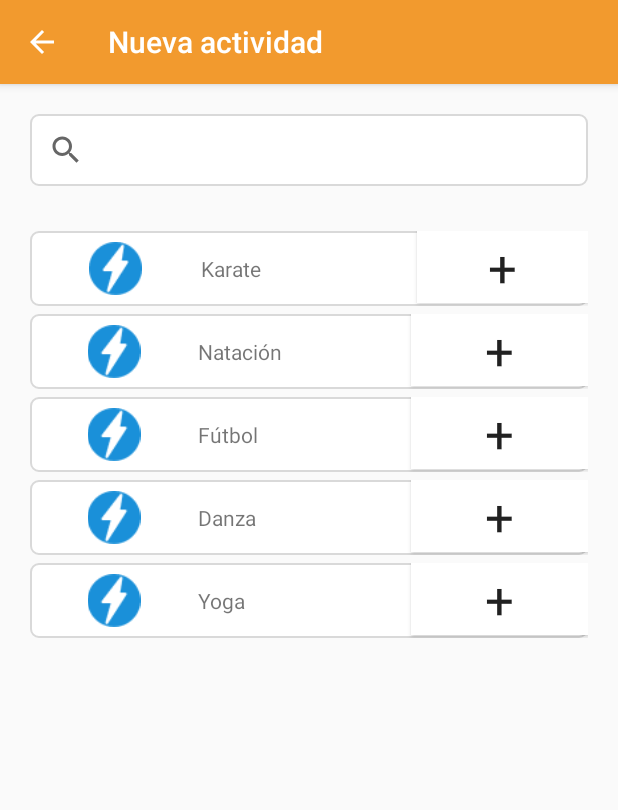
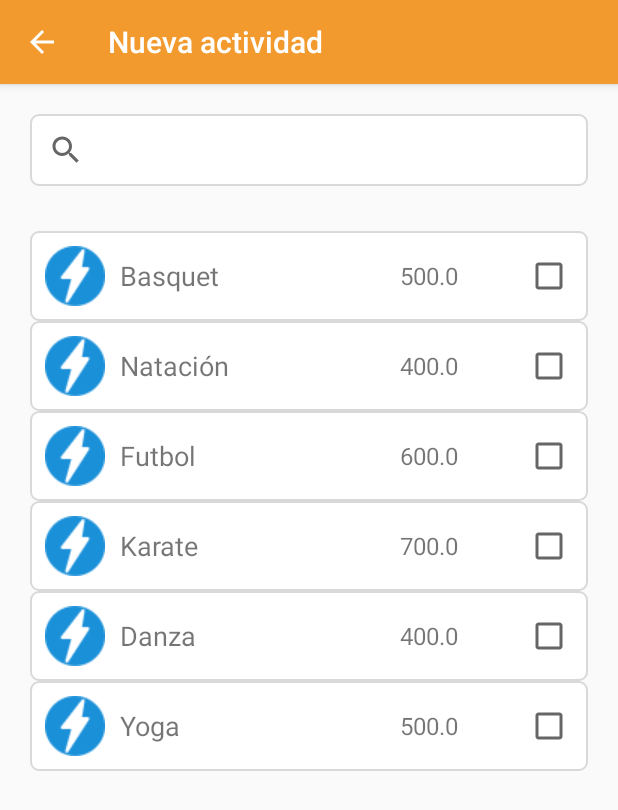
Before and after one commit to EvanaSabatella1989/Club-Deportivo, an Android app: the ElegirActividadNoSocioActivity screen opened directly, with no data from a screen before it, on a phone screen of 412 x 824 dp. Shown: the top 810 px of the screen. Run offline under Robolectric (Android 15) with nearby library versions, the phone set to English and light mode, and no system bars; Roboto replaces fonts that are not available here.

Commit message:
baseDatos tabla actividad

```diff
--- a/Club/app/src/main/java/com/example/club/DatabaseHelper.kt
+++ b/Club/app/src/main/java/com/example/club/DatabaseHelper.kt
@@ -3,11 +3,12 @@ import android.content.ContentValues
 import android.content.Context
 import android.database.sqlite.SQLiteDatabase
 import android.database.sqlite.SQLiteOpenHelper
+import com.example.club.models.Actividad
 
 class DatabaseHelper(context: Context): SQLiteOpenHelper(context, DATABASE_NAME, null, DATABASE_VERSION)  {
     companion object {
         private const val DATABASE_NAME = "ClubDatabase.db"
-        private const val DATABASE_VERSION = 2
+        private const val DATABASE_VERSION = 1
         private const val TABLE_USERS = "User"
         private const val COLUMN_ID = "id"
         private const val COLUMN_USERNAME = "username"
@@ -30,17 +31,38 @@ class DatabaseHelper(context: Context): SQLiteOpenHelper(context, DATABASE_NAME,
         db.execSQL(CREATE_CUOTA_TABLE)
         db.execSQL(CREATE_ACTIVIDAD_TABLE)
         db.execSQL(CREATE_NOSOCIOACTIVIDAD_TABLE)
+        //carga del usuario:
         val adminValues = ContentValues().apply {
             put(COLUMN_USERNAME, "clubdeportivo")
             put(COLUMN_PASSWORD, "admin12345")
         }
-        val activityValues = ContentValues().apply {
-            put("nombre","Voley")
-            put("costo", 50.00)
+        db.insert(TABLE_USERS, null, adminValues)
+
+        //carga de las actividades:
+        val actividades = listOf(
+            Pair("Basquet", 500.00),
+            Pair("Natación", 400.00),
+            Pair("Futbol", 600.00),
+            Pair("Karate", 700.00),
+            Pair("Danza", 400.00),
+            Pair("Yoga", 500.00)
+        )
+        db.beginTransaction()
+        try {
+            for (actividad in actividades) {
+                val activityValues = ContentValues().apply {
+                    put("nombre", actividad.first)
+                    put("costo", actividad.second)
+                }
+                db.insert("actividad", null, activityValues)
+            }
+            db.setTransactionSuccessful()  // Marca la transacción como exitosa
+        } catch (e: Exception) {
+            // Manejo de errores
+            e.printStackTrace()
+        } finally {
+            db.endTransaction()  // Finaliza la transacción
         }
-        //db.execSQL("INSERT INTO actividad (idActividad, nombre, costo) VALUES (1, 'Yoga', 50.00);")
-        db.insert(TABLE_USERS, null, adminValues)
-        db.insert("actividad", null, activityValues)
 
     }
 
@@ -66,6 +88,27 @@ class DatabaseHelper(context: Context): SQLiteOpenHelper(context, DATABASE_NAME,
         return isValid
     }
 
+    fun traerDatosActividades():MutableList<Actividad> {
+        var listaActividades : MutableList<Actividad> = ArrayList()
+        readableDatabase.use { db ->
+            val sql = "SELECT * FROM actividad"
+            db.rawQuery(sql, null).use { cursor ->
+                if (cursor.moveToFirst()) {
+                    do {
+                        val idActividad = cursor.getInt(cursor.getColumnIndexOrThrow("idActividad"))
+                        val nombre = cursor.getString(cursor.getColumnIndexOrThrow("nombre"))
+                        val costo = cursor.getDouble(cursor.getColumnIndexOrThrow("costo"))
+
+                        val act = Actividad(idActividad, nombre, costo)
+                        listaActividades.add(act)
+                    } while (cursor.moveToNext())
+                }
+            }
+        }
+
+        return listaActividades
+    }
+
 
 
 }
--- a/Club/app/src/main/java/com/example/club/ElegirActividadNoSocioActivity.kt
+++ b/Club/app/src/main/java/com/example/club/ElegirActividadNoSocioActivity.kt
@@ -6,12 +6,30 @@ import androidx.appcompat.app.AppCompatActivity
 import androidx.appcompat.widget.SearchView
 import androidx.core.view.ViewCompat
 import androidx.core.view.WindowInsetsCompat
+import androidx.recyclerview.widget.LinearLayoutManager
+import androidx.recyclerview.widget.RecyclerView
+import com.example.club.DatabaseHelper
+import com.example.club.models.Actividad
+import com.example.club.models.ActividadAdapter
 
 class ElegirActividadNoSocioActivity : AppCompatActivity() {
     override fun onCreate(savedInstanceState: Bundle?) {
         super.onCreate(savedInstanceState)
         setContentView(R.layout.activity_elegir_actividad_no_socio)
 
+        // Obtén el RecyclerView del layout
+        val recyclerViewActividades: RecyclerView = findViewById(R.id.recyclerViewActividades)
+
+        // Configura el LayoutManager para el RecyclerView
+        recyclerViewActividades.layoutManager = LinearLayoutManager(this)
+
+        // Obtén los datos de la base de datos
+        val dbHelper = DatabaseHelper(this)
+        val listaActividades: MutableList<Actividad> = dbHelper.traerDatosActividades()
+
+        // Configura el adaptador con la lista de actividades
+        val adapter = ActividadAdapter(listaActividades)
+        recyclerViewActividades.adapter = adapter
     }
 
 }
--- /dev/null
+++ b/Club/app/src/main/java/com/example/club/models/Actividad.kt
@@ -0,0 +1,9 @@
+package com.example.club.models
+
+data class Actividad (
+    val idActividad: Int,
+    val nombre: String,
+    val costo: Double
+
+
+)
--- /dev/null
+++ b/Club/app/src/main/java/com/example/club/models/ActividadAdapter.kt
@@ -0,0 +1,49 @@
+package com.example.club.models
+import android.view.LayoutInflater
+import android.view.View
+import android.view.ViewGroup
+import android.widget.CheckBox
+import android.widget.ImageView
+import android.widget.TextView
+import androidx.recyclerview.widget.RecyclerView
+import com.example.club.R
+import com.example.club.models.Actividad
+
+class ActividadAdapter(private val actividades: MutableList<Actividad>) :
+    RecyclerView.Adapter<ActividadAdapter.ActividadViewHolder>() {
+
+    // ViewHolder para los elementos de la lista
+    class ActividadViewHolder(view: View) : RecyclerView.ViewHolder(view) {
+        val imageViewActividad: ImageView = view.findViewById(R.id.imageViewActividad)
+        val textViewNombreActividad: TextView = view.findViewById(R.id.textViewNombreActividad)
+        val textViewCostoActividad: TextView = view.findViewById(R.id.textViewCostoActividad)
+        val checkBoxSeleccionar: CheckBox = view.findViewById(R.id.checkBoxSeleccionar)
+    }
+
+    // Infla el layout para cada elemento
+    override fun onCreateViewHolder(parent: ViewGroup, viewType: Int): ActividadViewHolder {
+        val view = LayoutInflater.from(parent.context)
+            .inflate(R.layout.item_actividad, parent, false)
+        return ActividadViewHolder(view)
+    }
+
+    // Vincula los datos a los elementos de la vista
+    override fun onBindViewHolder(holder: ActividadViewHolder, position: Int) {
+        val actividad = actividades[position]
+        holder.textViewNombreActividad.text = actividad.nombre
+        holder.textViewCostoActividad.text = actividad.costo.toString()
+        // Aquí podrías manejar la imagen de la actividad si tienes distintas
+        holder.imageViewActividad.setImageResource(R.mipmap.icon_actividad)
+
+        // Maneja la selección del CheckBox (esto depende de tu lógica)
+        holder.checkBoxSeleccionar.setOnCheckedChangeListener { _, isChecked ->
+            // Aquí puedes manejar la selección del checkbox
+            // Por ejemplo, puedes agregar la actividad a una lista de seleccionadas
+        }
+    }
+
+    // Retorna el tamaño de la lista de actividades
+    override fun getItemCount(): Int {
+        return actividades.size
+    }
+}
--- a/Club/app/src/main/res/layout/activity_elegir_actividad_no_socio.xml
+++ b/Club/app/src/main/res/layout/activity_elegir_actividad_no_socio.xml
@@ -7,7 +7,7 @@
     android:layout_height="match_parent"
     tools:context=".ElegirActividadNoSocioActivity">
 
-    <ScrollView
+ <!--   <ScrollView
         android:layout_width="match_parent"
         android:layout_height="match_parent">
 
@@ -209,6 +209,38 @@
             </LinearLayout>
 
         </LinearLayout>
+    </ScrollView> -->
+
+    <ScrollView
+        android:layout_width="match_parent"
+        android:layout_height="match_parent">
+
+        <LinearLayout
+            android:layout_width="match_parent"
+            android:layout_height="wrap_content"
+            android:orientation="vertical">
+
+            <SearchView
+                android:layout_width="match_parent"
+                android:layout_height="48dp"
+                android:background="@drawable/input_background"
+                android:layout_marginTop="20dp"
+                android:layout_marginStart="20dp"
+                android:layout_marginEnd="20dp"
+                android:layout_marginBottom="30dp" />
+
+            <!-- Agrega RecyclerView aquí -->
+            <androidx.recyclerview.widget.RecyclerView
+                android:id="@+id/recyclerViewActividades"
+                android:layout_width="match_parent"
+                android:layout_height="wrap_content"
+                android:layout_marginStart="20dp"
+                android:layout_marginEnd="20dp"
+                android:layout_marginBottom="20dp"
+                android:layout_gravity="center"
+                android:scrollbars="vertical" />
+        </LinearLayout>
+
     </ScrollView>
 
 </androidx.constraintlayout.widget.ConstraintLayout>
--- a/Club/app/src/main/res/layout/activity_inicio_sesion.xml
+++ b/Club/app/src/main/res/layout/activity_inicio_sesion.xml
@@ -77,12 +77,11 @@
                         android:layout_height="48dp"
                         android:background="@drawable/input_background"
                         android:ems="10"
+                        android:hint="@string/usuario"
                         android:inputType="text"
-                        android:text="@string/usuario"
+                        android:paddingStart="10dp"
                         android:textColor="@color/light_grey"
-                        android:textSize="14sp"
-                        android:paddingStart="10dp"
-                        />
+                        android:textSize="14sp" />
                 </LinearLayout>
 
                 <LinearLayout
--- /dev/null
+++ b/Club/app/src/main/res/layout/item_actividad.xml
@@ -0,0 +1,40 @@
+<?xml version="1.0" encoding="utf-8"?>
+<LinearLayout xmlns:android="http://schemas.android.com/apk/res/android"
+    xmlns:app="http://schemas.android.com/apk/res-auto"
+    android:layout_width="match_parent"
+    android:layout_height="wrap_content"
+    android:orientation="horizontal"
+    android:padding="10dp"
+    android:background="@drawable/input_background">
+
+    <ImageView
+        android:id="@+id/imageViewActividad"
+        android:layout_width="40dp"
+        android:layout_height="40dp"
+        android:layout_gravity="center"
+        app:srcCompat="@mipmap/icon_actividad" />
+
+    <TextView
+        android:id="@+id/textViewNombreActividad"
+        android:layout_width="0dp"
+        android:layout_height="wrap_content"
+        android:layout_weight="2"
+        android:layout_gravity="center"
+        android:paddingStart="10dp"
+        android:textSize="18sp" />
+
+    <TextView
+        android:id="@+id/textViewCostoActividad"
+        android:layout_width="0dp"
+        android:layout_height="wrap_content"
+        android:layout_weight="1"
+        android:layout_gravity="center"
+        android:textSize="16sp"
+        android:paddingStart="10dp" />
+
+    <CheckBox
+        android:id="@+id/checkBoxSeleccionar"
+        android:layout_width="wrap_content"
+        android:layout_height="wrap_content"
+        android:layout_gravity="center" />
+</LinearLayout>
```
